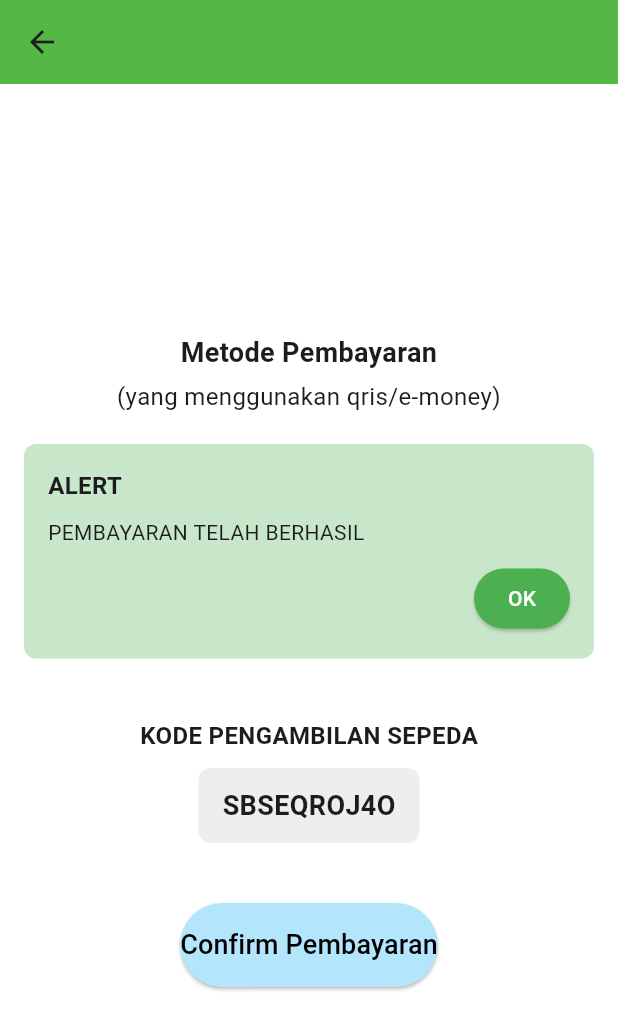
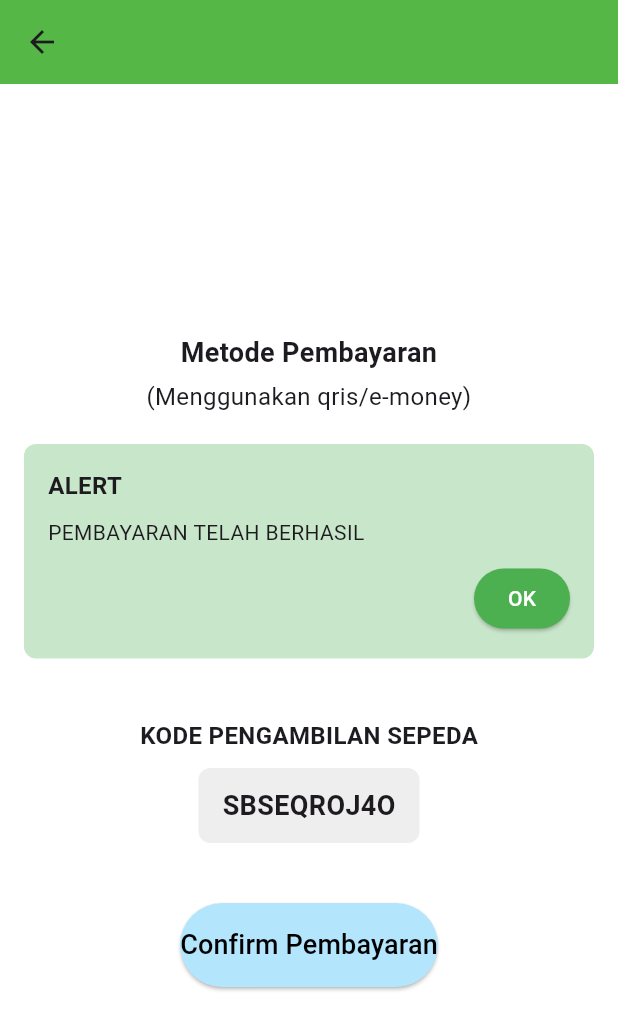
Before and after one commit to matthewae/RPLL-Tahura, a Flutter app: the EpayScreen screen opened directly, on a phone screen of 412 x 824 dp. Shown: the top 1030 px of the screen. Run offline on Flutter 3.47's test engine with Material 3 defaults, Android fonts, the phone set to English and light mode, and no system bars.

Commit message:
update13/11

```diff
--- a/lib/screens/cashpay_screen.dart
+++ b/lib/screens/cashpay_screen.dart
@@ -49,7 +49,7 @@ class CashpayScreen extends StatelessWidget {
                   ),
                   const SizedBox(height: 5), // Add space between the lines
                   const Text(
-                    '(yang menggunakan cash)',
+                    '(Menggunakan cash)',
                     style: TextStyle(
                       fontSize: 16,
                       fontWeight: FontWeight.normal,
--- a/lib/screens/epay_screen.dart
+++ b/lib/screens/epay_screen.dart
@@ -49,7 +49,7 @@ class EpayScreen extends StatelessWidget {
                   ),
                   const SizedBox(height: 5), // Add space between the lines
                   const Text(
-                    '(yang menggunakan qris/e-money)', // Update text here
+                    '(Menggunakan qris/e-money)', // Update text here
                     style: TextStyle(
                       fontSize: 16,
                       fontWeight: FontWeight.normal,
```
Also changed, not shown: lib/main.dart (+8 -8 lines).
